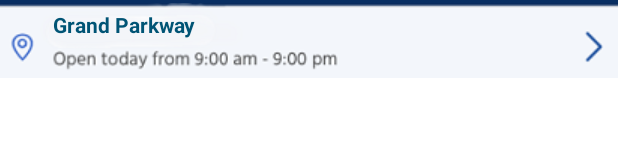
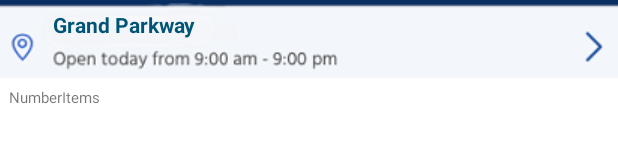
Before and after one commit to SidP12/AppLocator, an Android app: the layout activity_product_page.xml on its own in the app's theme, with its tools: preview values and no code run, on a phone screen of 412 x 824 dp. Shown: the part 155-300 px from the top of the screen. Run offline under Robolectric (Android 15) with nearby library versions, the phone set to English and light mode, and no system bars.

Commit message:
Some Minor Changes

```diff
--- a/app/src/main/java/com/example/myapplication/ProductPage.java
+++ b/app/src/main/java/com/example/myapplication/ProductPage.java
@@ -117,10 +117,13 @@ public class ProductPage extends AppCompatActivity {
             }
         }
         TextView textView = findViewById(R.id.noItems);
+        TextView numItems = findViewById(R.id.numItems);
         if (searchedList.isEmpty()) {
+            numItems.setText("");
             textView.setPaintFlags(textView.getPaintFlags() | Paint.UNDERLINE_TEXT_FLAG);
             textView.setText("No products found for the search!");
         } else {
+            numItems.setText(searchedList.size() + " ITEMS");
             textView.setText("");
             setOnClickListener(searchedList);
             AdapterClass adapterClass = new AdapterClass(searchedList, listener);
--- a/app/src/main/res/layout/activity_product_page.xml
+++ b/app/src/main/res/layout/activity_product_page.xml
@@ -74,13 +74,13 @@
     <androidx.recyclerview.widget.RecyclerView
         android:id="@+id/rv"
         android:layout_width="match_parent"
-        android:layout_height="577dp"
+        android:layout_height="552dp"
         android:layout_alignParentStart="true"
         android:layout_alignParentTop="true"
         android:layout_centerVertical="true"
         android:layout_marginStart="0dp"
-        android:layout_marginTop="154dp"
-        app:layoutManager="androidx.recyclerview.widget.LinearLayoutManager"/>
+        android:layout_marginTop="179dp"
+        app:layoutManager="androidx.recyclerview.widget.LinearLayoutManager" />
 
     <TextView
         android:id="@+id/noItems"
@@ -94,5 +94,16 @@
         android:textSize="20sp"
         android:textStyle="bold" />
 
+    <TextView
+        android:id="@+id/numItems"
+        android:layout_width="wrap_content"
+        android:layout_height="wrap_content"
+        android:layout_alignParentStart="true"
+        android:layout_alignParentTop="true"
+        android:layout_marginStart="6dp"
+        android:layout_marginTop="161dp"
+        android:text="NumberItems"
+        android:textSize="10sp" />
+
 
 </RelativeLayout>
```
Also changed, not shown: app/src/main/java/com/example/myapplication/ProductDetailsPage.java (+6 -1 lines), app/src/main/res/drawable/blueback.jpg (added).
